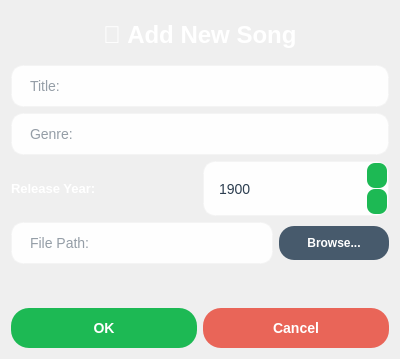
Before: the Qt Designer form Spotify/addsongdialog.ui in Razatak186/Spotify-Project, drawn with Qt 5.
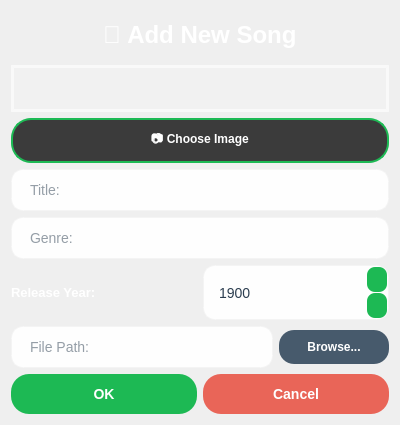
After: the same form once the commit is applied.

Commit message: song image created.

The edit to the form file:
```diff
--- a/Spotify/addsongdialog.ui
+++ b/Spotify/addsongdialog.ui
@@ -43,6 +43,78 @@
        </property>
       </widget>
      </item>
+     <item>
+      <spacer name="verticalSpacer">
+       <property name="orientation">
+        <enum>Qt::Orientation::Vertical</enum>
+       </property>
+       <property name="sizeHint" stdset="0">
+        <size>
+         <width>20</width>
+         <height>40</height>
+        </size>
+       </property>
+      </spacer>
+     </item>
+     <item>
+      <widget class="QLabel" name="imageLabel">
+       <property name="styleSheet">
+        <string notr="true">QLabel#imageLabel {
+    background-color: rgba(255, 255, 255, 0.15);
+    border: 3px solid rgba(255, 255, 255, 0.6);
+    border-radius: 50px;
+    color: white;
+    font-size: 36px;
+}</string>
+       </property>
+       <property name="text">
+        <string/>
+       </property>
+       <property name="alignment">
+        <set>Qt::AlignmentFlag::AlignCenter</set>
+       </property>
+      </widget>
+     </item>
+     <item>
+      <widget class="QPushButton" name="chooseImageButton">
+       <property name="styleSheet">
+        <string notr="true">QPushButton {
+
+background-color: #3b3b3b;
+
+color: white;
+
+border: 2px solid #1DB954;
+
+border-radius: 20px;
+
+padding: 10px 20px;
+
+font-weight: bold;
+
+}
+
+
+
+QPushButton:hover {
+
+background-color: #4a4a4a;
+
+}
+
+
+
+QPushButton:pressed {
+
+background-color: #2a2a2a;
+
+}</string>
+       </property>
+       <property name="text">
+        <string>📷 Choose Image</string>
+       </property>
+      </widget>
+     </item>
      <item>
       <widget class="QLineEdit" name="titleEdit">
        <property name="styleSheet">
```
The commit also changes 12 other files.
